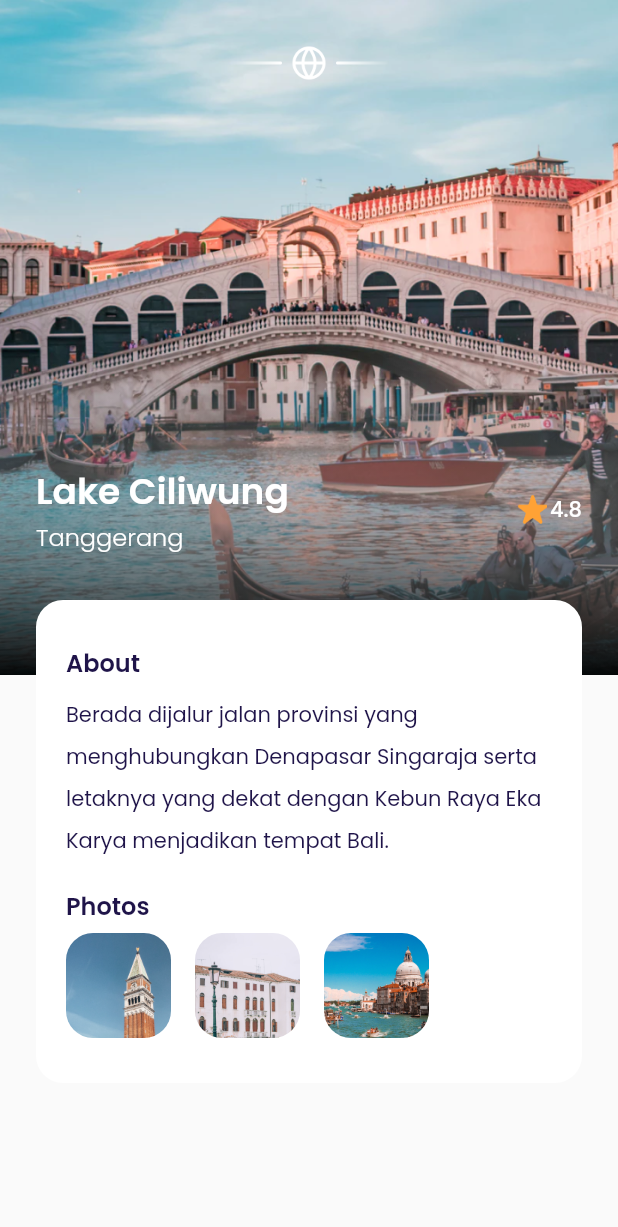
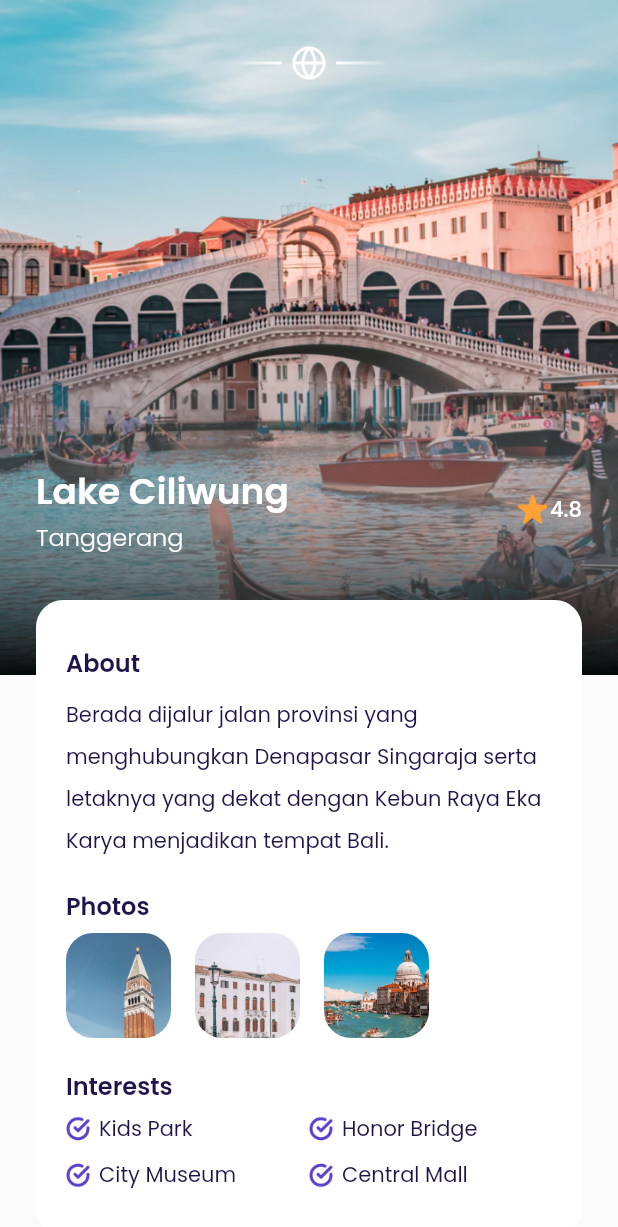
Before and after one commit to mrum13/airplane-flutter, a Flutter app: the DetailPage screen opened directly, on a phone screen of 412 x 824 dp. Shown: the top 1227 px of the screen. Run offline on Flutter 3.47's test engine with Material 2 defaults, Android fonts, the light colour scheme and no system bars; our stand-ins replace google_fonts.

Commit message:
Detail Page, Interest

```diff
--- a/lib/ui/pages/detail_page.dart
+++ b/lib/ui/pages/detail_page.dart
@@ -1,13 +1,13 @@
 import 'package:flutter/material.dart';
 import 'package:flutter_airplane/shared/theme.dart';
+import 'package:flutter_airplane/ui/widgets/interest_item.dart';
 import 'package:flutter_airplane/ui/widgets/photo_item.dart';
 
 class DetailPage extends StatelessWidget {
-  const DetailPage({ Key? key }) : super(key: key);
+  const DetailPage({Key? key}) : super(key: key);
 
   @override
   Widget build(BuildContext context) {
-
     Widget backgroundImage() {
       return Container(
         width: double.infinity,
@@ -15,10 +15,7 @@ class DetailPage extends StatelessWidget {
         decoration: BoxDecoration(
             image: DecorationImage(
                 fit: BoxFit.cover,
-            image: AssetImage(
-              'assets/image_destination1.png'
-            ))
-        ),
+                image: AssetImage('assets/image_destination1.png'))),
       );
     }
 
@@ -34,50 +31,44 @@ class DetailPage extends StatelessWidget {
                   colors: [
                 kWhiteColor.withOpacity(0),
                 Colors.black.withOpacity(0.95)
-            ]
-          )
-        )
-      );
+              ])));
     }
 
     Widget content() {
       return Container(
         width: double.infinity,
-        margin: EdgeInsets.only(top: 30, left: 24, right:24),
-        child: Column(
-          children: [
+        margin: EdgeInsets.only(top: 30, left: 24, right: 24),
+        child: Column(children: [
           Container(
             width: 108,
             height: 24,
             decoration: BoxDecoration(
                 image: DecorationImage(
-                  image: AssetImage('assets/icon_emblem.png',
+              image: AssetImage(
+                'assets/icon_emblem.png',
               ),
-                )
-              ),
+            )),
           ),
 
           // NOTE: title
           Container(
             margin: EdgeInsets.only(top: 256),
-              child: Row(
-                children: [
+            child: Row(children: [
               Expanded(
                 child: Column(
                   crossAxisAlignment: CrossAxisAlignment.start,
                   children: [
-                        Text('Lake Ciliwung',
+                    Text(
+                      'Lake Ciliwung',
                       style: whiteTextStyle.copyWith(
-                            fontSize: 24,
-                            fontWeight: semiBold
-                          ),
+                          fontSize: 24, fontWeight: semiBold),
                       overflow: TextOverflow.ellipsis,
                     ),
-                        Text('Tanggerang',
+                    Text(
+                      'Tanggerang',
                       style: whiteTextStyle.copyWith(
-                            fontSize: 16,
-                            fontWeight: light
-                          ),)
+                          fontSize: 16, fontWeight: light),
+                    )
                   ],
                 ),
               ),
@@ -109,50 +100,91 @@ class DetailPage extends StatelessWidget {
           //NOTE: Descripstion
           Container(
             width: double.infinity,
-              margin: EdgeInsets.only(top:30),
+            margin: EdgeInsets.only(top: 30),
             padding: EdgeInsets.symmetric(
               horizontal: 20,
               vertical: 30,
             ),
             decoration: BoxDecoration(
-                color: kWhiteColor,
-                borderRadius: BorderRadius.circular(18)
-              ),
+                color: kWhiteColor, borderRadius: BorderRadius.circular(18)),
             child: Column(
               crossAxisAlignment: CrossAxisAlignment.start,
               children: [
                 Text(
                   'About',
                   style: blackTextStyle.copyWith(
-                      fontSize: 16,
-                      fontWeight: semiBold
+                      fontSize: 16, fontWeight: semiBold),
                 ),
+                SizedBox(
+                  height: 6,
                 ),
-                  SizedBox(height: 6,),
-                  Text('Berada dijalur jalan provinsi yang menghubungkan Denapasar Singaraja serta letaknya yang dekat dengan Kebun Raya Eka Karya menjadikan tempat Bali.',
-                    style: blackTextStyle.copyWith(
-                      height: 2
-                    ),
+                Text(
+                  'Berada dijalur jalan provinsi yang menghubungkan Denapasar Singaraja serta letaknya yang dekat dengan Kebun Raya Eka Karya menjadikan tempat Bali.',
+                  style: blackTextStyle.copyWith(height: 2),
                 ),
 
                 //NOTE: Photos
-                  SizedBox(height: 20,),
-                  Text('Photos',
+                SizedBox(
+                  height: 20,
+                ),
+                Text(
+                  'Photos',
                   style: blackTextStyle.copyWith(
                     fontSize: 16,
                     fontWeight: semiBold,
                   ),
                 ),
-                  SizedBox(height: 6,),
-                  Row(children: [
-                    PhotoItem(imageUrl: 'assets/image_photo1.png',),
-                    PhotoItem(imageUrl: 'assets/image_photo2.png',),
-                    PhotoItem(imageUrl: 'assets/image_photo3.png',),
-                  ],)
+                SizedBox(
+                  height: 6,
+                ),
+                Row(
+                  children: [
+                    PhotoItem(
+                      imageUrl: 'assets/image_photo1.png',
+                    ),
+                    PhotoItem(
+                      imageUrl: 'assets/image_photo2.png',
+                    ),
+                    PhotoItem(
+                      imageUrl: 'assets/image_photo3.png',
+                    ),
+                  ],
+                ),
+
+                //Note: Interest
+                SizedBox(height: 20,),
+                Text(
+                  'Interests',
+                  style: blackTextStyle.copyWith(
+                    fontSize: 16,
+                    fontWeight: semiBold,
+                  ),
+                ),
+                SizedBox(height: 6),
+                Row(
+                  children: [
+                    InterestItem(
+                      text: 'Kids Park',
+                    ),
+                    InterestItem(
+                      text: 'Honor Bridge',
+                    )
+                  ],
+                ),
+                SizedBox(height: 10,),
+                Row(
+                  children: [
+                    InterestItem(
+                      text: 'City Museum',
+                    ),
+                    InterestItem(
+                      text: 'Central Mall',
+                    )
+                  ],
+                ),
               ],
             ),
           ),
-
         ]),
       );
     }
@@ -162,11 +194,7 @@ class DetailPage extends StatelessWidget {
       body: ListView(
         children: [
           Stack(
-            children: [
-              backgroundImage(),
-              customShadow(),
-              content()
-            ],
+            children: [backgroundImage(), customShadow(), content()],
           ),
         ],
       ),
--- /dev/null
+++ b/lib/ui/widgets/interest_item.dart
@@ -0,0 +1,33 @@
+import 'package:flutter/material.dart';
+import 'package:flutter_airplane/shared/theme.dart';
+
+class InterestItem extends StatelessWidget {
+  final String text;
+
+  const InterestItem({Key? key,
+    required this.text
+  }) : super(key: key);
+
+  @override
+  Widget build(BuildContext context) {
+    return Expanded(
+      child: Row(
+        children: [
+          Container(
+            width: 16,
+            height: 16,
+            margin: EdgeInsets.only(right: 6),
+            decoration: BoxDecoration(
+                image: DecorationImage(
+                    fit: BoxFit.cover,
+                    image: AssetImage('assets/icon_check.png'))),
+          ),
+          Text(
+            text,
+            style: blackTextStyle,
+          ),
+        ],
+      ),
+    );
+  }
+}
```
Lines whose indentation alone changed are shown as unchanged.
